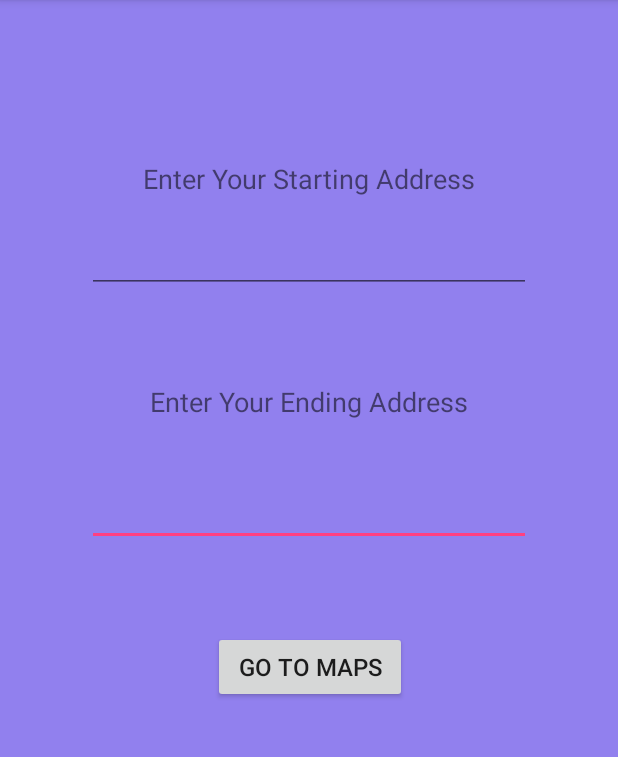
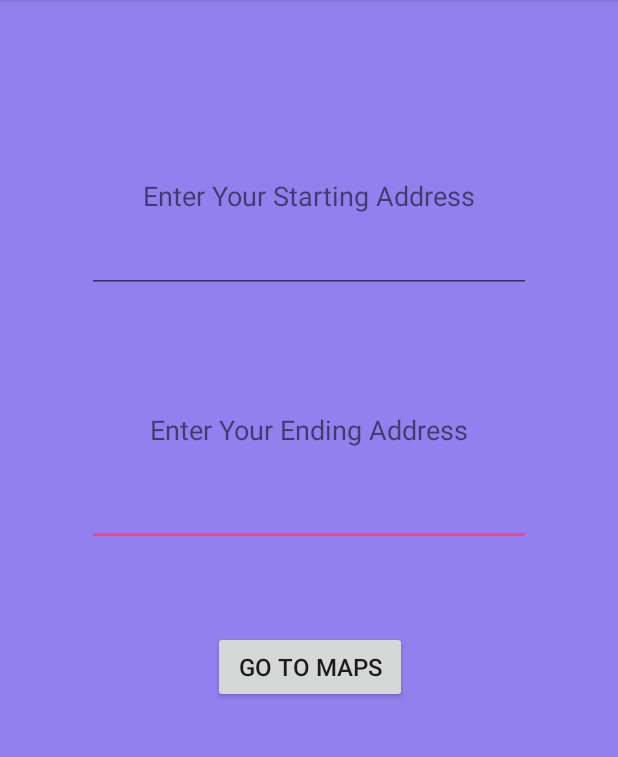
Before and after one commit to StrideSafe/StrideSafe, an Android app: the DecisionsActivity screen opened directly, with no data from a screen before it, on a phone screen of 412 x 824 dp, the part 84-841 px from its top. Run offline under Robolectric (Android 15) with nearby library versions, the phone set to English and light mode, and no system bars.

Commit message:
Updated UI - Backgrounds and UI

```diff
--- a/app/src/main/res/layout/activity_decisions.xml
+++ b/app/src/main/res/layout/activity_decisions.xml
@@ -75,7 +75,7 @@
         app:layout_constraintEnd_toEndOf="parent"
         app:layout_constraintStart_toStartOf="parent"
         app:layout_constraintTop_toTopOf="parent"
-        app:layout_constraintVertical_bias="0.136" />
+        app:layout_constraintVertical_bias="0.151" />
 
     <TextView
         android:id="@+id/textView3"
@@ -93,6 +93,6 @@
         app:layout_constraintEnd_toEndOf="parent"
         app:layout_constraintStart_toStartOf="parent"
         app:layout_constraintTop_toTopOf="parent"
-        app:layout_constraintVertical_bias="0.341" />
+        app:layout_constraintVertical_bias="0.367" />
 
 </android.support.constraint.ConstraintLayout>
```
